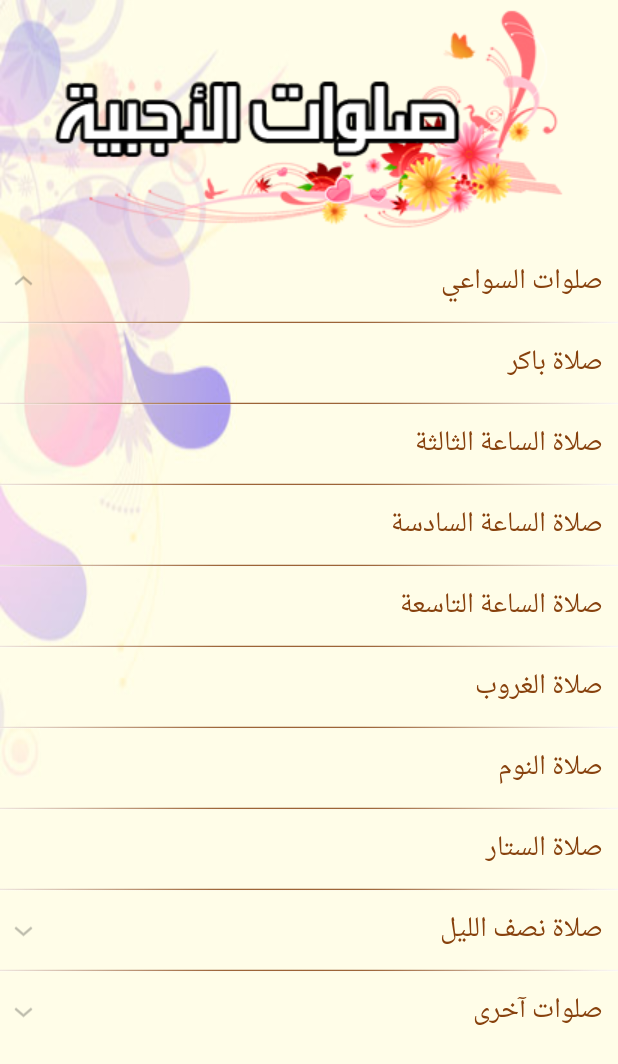
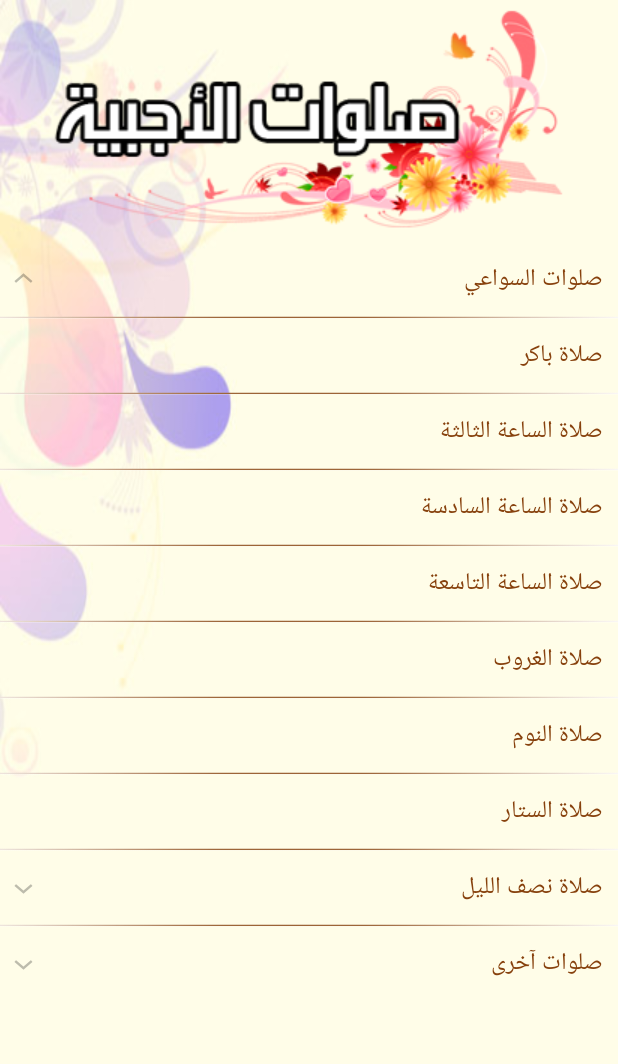
Before and after one commit to abanoubha/agpeya, an Android app: the screen it shows after launch (AgpeyaListActivity), on a phone screen of 412 x 824 dp. Shown: the top 1064 px of the screen. Run offline under Robolectric (Android 15) with nearby library versions, the light colour scheme and no system bars.

Commit message:
[cleanup] remove obsolete font/typeface

```diff
--- a/app/src/main/java/com/softwarepharaoh/agpeya/AgpeyaListActivity.java
+++ b/app/src/main/java/com/softwarepharaoh/agpeya/AgpeyaListActivity.java
@@ -5,7 +5,6 @@ import androidx.appcompat.app.AppCompatActivity;
 import android.os.Bundle;
 
 import android.content.Intent;
-import android.graphics.Typeface;
 import android.view.LayoutInflater;
 import android.view.View;
 import android.view.ViewGroup;
@@ -17,7 +16,6 @@ import android.widget.TextView;
 
 public class AgpeyaListActivity extends AppCompatActivity {
 
-    public Typeface droid;
     private ExpandableListView expandableList;
 
     public class ListAdapter extends BaseExpandableListAdapter {
@@ -52,7 +50,6 @@ public class AgpeyaListActivity extends AppCompatActivity {
             TextView textView = (TextView) ((LayoutInflater) AgpeyaListActivity.this.getSystemService(LAYOUT_INFLATER_SERVICE)).inflate(R.layout.prayer_row, null).findViewById(R.id.prayer);
             textView.setGravity(5);
             textView.setText(getChild(groupPosition, childPosition).toString());
-            textView.setTypeface(AgpeyaListActivity.this.droid);
             return textView;
         }
 
@@ -71,7 +68,6 @@ public class AgpeyaListActivity extends AppCompatActivity {
         public View getGroupView(int groupPosition, boolean isExpanded, View convertView, ViewGroup parent) {
             TextView textView = (TextView) ((LayoutInflater) AgpeyaListActivity.this.getSystemService(LAYOUT_INFLATER_SERVICE)).inflate(R.layout.prayer_row, null).findViewById(R.id.prayer);
             textView.setText(getGroup(groupPosition).toString());
-            textView.setTypeface(AgpeyaListActivity.this.droid);
             return textView;
         }
 
@@ -88,8 +84,6 @@ public class AgpeyaListActivity extends AppCompatActivity {
     protected void onCreate(Bundle savedInstanceState) {
         super.onCreate(savedInstanceState);
         setContentView(R.layout.activity_agpeya_list);
-
-        this.droid = Typeface.createFromAsset(getAssets(), "DroidNaskh-Bold.ttf");
 
         this.expandableList = findViewById(R.id.expandableList);
         this.expandableList.setAdapter(new ListAdapter());
--- a/app/src/main/java/com/softwarepharaoh/agpeya/PrayerActivity.java
+++ b/app/src/main/java/com/softwarepharaoh/agpeya/PrayerActivity.java
@@ -4,7 +4,6 @@ import android.app.Activity;
 import android.app.ProgressDialog;
 import android.database.Cursor;
 import android.graphics.Color;
-import android.graphics.Typeface;
 import android.os.AsyncTask;
 import android.os.Bundle;
 import android.widget.LinearLayout;
@@ -25,7 +24,6 @@ public class PrayerActivity extends Activity {
     private final int contentSize = 18;
     public int currentScreen = -1;
     private final String currentKey = "currentScreen";
-    public Typeface droid;
     private int parentId;
     public Cursor pray;
     private String prayerHeaderText;
@@ -39,7 +37,6 @@ public class PrayerActivity extends Activity {
         super.onCreate(savedInstanceState);
         setContentView(R.layout.please_wait);
         this.space = new DragableSpace(getApplicationContext());
-        this.droid = Typeface.createFromAsset(getAssets(), "DroidNaskh-Bold.ttf");
 
         //this.titleSize = 20;
         //this.contentSize = 18;
@@ -82,7 +79,6 @@ public class PrayerActivity extends Activity {
                     if (PrayerActivity.this.pray.getString(1).length() != 0) {
                         TextView title = new TextView(PrayerActivity.this);
                         title.setText(PrayerActivity.this.pray.getString(1));
-                        title.setTypeface(PrayerActivity.this.droid);
                         title.setPadding(10, 10, 10, 10);
                         title.setTextSize(2, (float) PrayerActivity.this.titleSize);
                         title.setTextColor(PrayerActivity.this.titleColor);
@@ -91,7 +87,6 @@ public class PrayerActivity extends Activity {
                         linearLayout.addView(title);
                         TextView content = new TextView(PrayerActivity.this);
                         content.setText(unescape(PrayerActivity.this.pray.getString(2)));
-                        content.setTypeface(PrayerActivity.this.droid);
                         content.setPadding(10, 10, 15, 10);
                         content.setTextSize(2, (float) PrayerActivity.this.contentSize);
                         content.setTextColor(PrayerActivity.this.contentColor);
@@ -100,7 +95,6 @@ public class PrayerActivity extends Activity {
                     } else {
                         TextView content2 = new TextView(PrayerActivity.this);
                         content2.setText(unescape(PrayerActivity.this.pray.getString(2)));
-                        content2.setTypeface(PrayerActivity.this.droid);
                         content2.setTextSize(2, (float) PrayerActivity.this.titleSize);
                         content2.setPadding(10, 140, 10, 10);
                         content2.setTextColor(PrayerActivity.this.titleColor);
```
Also changed, not shown: app/src/main/assets/DroidNaskh-Bold.ttf (deleted).
